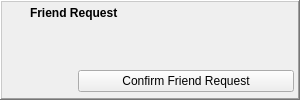
This is retroshare-gui/src/gui/toaster/FriendRequestToaster.ui in RetroShare/RetroShare as Qt 5 draws it before an edit. The edited form follows.
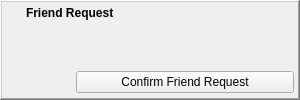
This is the edited form. Icons and pictures are not drawn. Custom widgets are drawn as their Qt base class.

Commit message: Reworked design of the toaster and moved internal stylesheets to the file Standard.qss.

```diff
--- a/retroshare-gui/src/gui/toaster/FriendRequestToaster.ui
+++ b/retroshare-gui/src/gui/toaster/FriendRequestToaster.ui
@@ -22,7 +22,7 @@
     <height>100</height>
    </size>
   </property>
-  <layout class="QHBoxLayout" name="horizontalLayout">
+  <layout class="QHBoxLayout">
    <property name="spacing">
     <number>0</number>
    </property>
@@ -39,58 +39,26 @@
      </property>
      <layout class="QGridLayout">
       <property name="margin">
-       <number>0</number>
+       <number>2</number>
       </property>
       <property name="spacing">
-       <number>0</number>
+       <number>2</number>
       </property>
       <item row="0" column="0">
-       <layout class="QGridLayout">
+       <layout class="QHBoxLayout">
+        <property name="spacing">
+         <number>6</number>
+        </property>
         <property name="leftMargin">
-         <number>6</number>
-        </property>
-        <property name="topMargin">
-         <number>2</number>
+         <number>0</number>
         </property>
         <property name="rightMargin">
-         <number>6</number>
-        </property>
-        <property name="bottomMargin">
          <number>0</number>
         </property>
-        <property name="horizontalSpacing">
-         <number>6</number>
-        </property>
-        <property name="verticalSpacing">
-         <number>0</number>
-        </property>
-        <item row="0" column="3">
-         <widget class="QPushButton" name="closeButton">
+        <item>
+         <widget class="QLabel" name="toasterImage">
           <property name="minimumSize">
            <size>
-            <width>18</width>
-            <height>18</height>
-           </size>
-          </property>
-          <property name="maximumSize">
-           <size>
-            <width>18</width>
-            <height>18</height>
-           </size>
-          </property>
-          <property name="icon">
-           <iconset resource="../images.qrc">
-            <normaloff>:/images/closenormal.png</normaloff>:/images/closenormal.png</iconset>
-          </property>
-          <property name="flat">
-           <bool>true</bool>
-          </property>
-         </widget>
-        </item>
-        <item row="0" column="0">
-         <widget class="QLabel" name="label_2">
-          <property name="minimumSize">
-           <size>
             <width>16</width>
             <height>16</height>
            </size>
@@ -112,30 +80,53 @@
           </property>
          </widget>
         </item>
-        <item row="0" column="2">
-         <spacer name="horizontalSpacer">
+        <item>
+         <widget class="QLabel" name="toasterLabel">
+          <property name="font">
+           <font>
+            <pointsize>9</pointsize>
+            <weight>75</weight>
+            <bold>true</bold>
+           </font>
+          </property>
+          <property name="text">
+           <string notr="true">Friend Request</string>
+          </property>
+         </widget>
+        </item>
+        <item>
+         <spacer>
           <property name="orientation">
            <enum>Qt::Horizontal</enum>
           </property>
           <property name="sizeHint" stdset="0">
            <size>
             <width>0</width>
-            <height>0</height>
+            <height>10</height>
            </size>
           </property>
          </spacer>
         </item>
-        <item row="0" column="1">
-         <widget class="QLabel" name="label">
-          <property name="font">
-           <font>
-            <pointsize>9</pointsize>
-            <weight>75</weight>
-            <bold>true</bold>
-           </font>
+        <item>
+         <widget class="QPushButton" name="closeButton">
+          <property name="minimumSize">
+           <size>
+            <width>18</width>
+            <height>18</height>
+           </size>
           </property>
-          <property name="text">
-           <string>Friend Request</string>
+          <property name="maximumSize">
+           <size>
+            <width>18</width>
+            <height>18</height>
+           </size>
+          </property>
+          <property name="icon">
+           <iconset resource="../images.qrc">
+            <normaloff>:/images/closenormal.png</normaloff>:/images/closenormal.png</iconset>
+          </property>
+          <property name="flat">
+           <bool>true</bool>
           </property>
          </widget>
         </item>
@@ -143,23 +134,11 @@
       </item>
       <item row="1" column="0">
        <layout class="QGridLayout">
-        <property name="leftMargin">
-         <number>4</number>
-        </property>
-        <property name="rightMargin">
-         <number>4</number>
-        </property>
-        <property name="bottomMargin">
-         <number>6</number>
-        </property>
-        <property name="horizontalSpacing">
+        <property name="spacing">
          <number>2</number>
         </property>
-        <property name="verticalSpacing">
-         <number>3</number>
-        </property>
-        <item row="0" column="0" rowspan="4">
-         <widget class="AvatarWidget" name="avatarWidget" native="true">
+        <item row="0" column="0" rowspan="2">
+         <widget class="AvatarWidget" name="avatarWidget">
           <property name="minimumSize">
            <size>
             <width>70</width>
@@ -174,8 +153,8 @@
           </property>
          </widget>
         </item>
-        <item row="3" column="1">
-         <widget class="QPushButton" name="friendrequestButton">
+        <item row="1" column="1">
+         <widget class="QPushButton" name="toasterButton">
           <property name="font">
            <font/>
           </property>
@@ -184,19 +163,14 @@
           </property>
          </widget>
         </item>
-        <item row="0" column="1" rowspan="3">
-         <widget class="QLabel" name="messageLabel">
+        <item row="0" column="1">
+         <widget class="QLabel" name="textLabel">
           <property name="maximumSize">
            <size>
             <width>218</width>
-            <height>35</height>
+            <height>45</height>
            </size>
           </property>
-          <property name="font">
-           <font>
-            <pointsize>11</pointsize>
-           </font>
-          </property>
           <property name="alignment">
            <set>Qt::AlignLeading|Qt::AlignLeft|Qt::AlignTop</set>
           </property>
```
Left out of the diff: 6 changed lines with no effect on the pictures. The commit also changes 14 other files.
